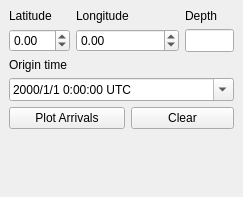
Qt form isp/resources/designer_uis/EventInfoDockWidget.ui (ProjectISP/ISP) before a commit.
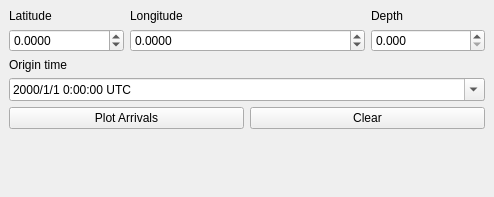
The same form after that commit.

What changed in the file:
```diff
--- a/isp/resources/designer_uis/EventInfoDockWidget.ui
+++ b/isp/resources/designer_uis/EventInfoDockWidget.ui
@@ -6,7 +6,7 @@
    <rect>
     <x>0</x>
     <y>0</y>
-    <width>243</width>
+    <width>494</width>
     <height>197</height>
    </rect>
   </property>
@@ -38,6 +38,9 @@
         <verstretch>0</verstretch>
        </sizepolicy>
       </property>
+      <property name="decimals">
+       <number>4</number>
+      </property>
       <property name="minimum">
        <double>-90.000000000000000</double>
       </property>
@@ -62,22 +65,6 @@
       </property>
      </widget>
     </item>
-    <item row="1" column="3">
-     <widget class="QLineEdit" name="depthLineEdit">
-      <property name="sizePolicy">
-       <sizepolicy hsizetype="Expanding" vsizetype="Fixed">
-        <horstretch>1</horstretch>
-        <verstretch>0</verstretch>
-       </sizepolicy>
-      </property>
-      <property name="maximumSize">
-       <size>
-        <width>16777215</width>
-        <height>25</height>
-       </size>
-      </property>
-     </widget>
-    </item>
     <item row="0" column="3">
      <widget class="QLabel" name="label_3">
       <property name="text">
@@ -167,6 +154,9 @@
         <verstretch>0</verstretch>
        </sizepolicy>
       </property>
+      <property name="decimals">
+       <number>4</number>
+      </property>
       <property name="minimum">
        <double>-180.000000000000000</double>
       </property>
@@ -188,6 +178,16 @@
       </property>
      </spacer>
     </item>
+    <item row="1" column="3">
+     <widget class="QDoubleSpinBox" name="depthDsb">
+      <property name="decimals">
+       <number>3</number>
+      </property>
+      <property name="maximum">
+       <double>800.000000000000000</double>
+      </property>
+     </widget>
+    </item>
    </layout>
   </widget>
  </widget>
```
Left out of the diff: 2 changed lines with no effect on the pictures.
